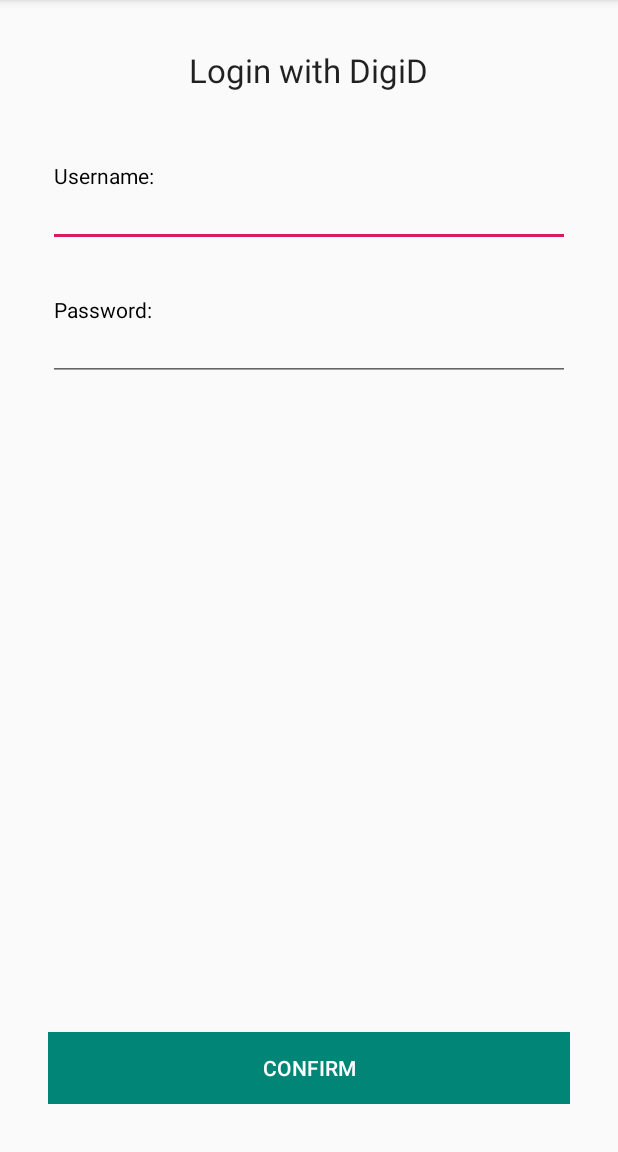
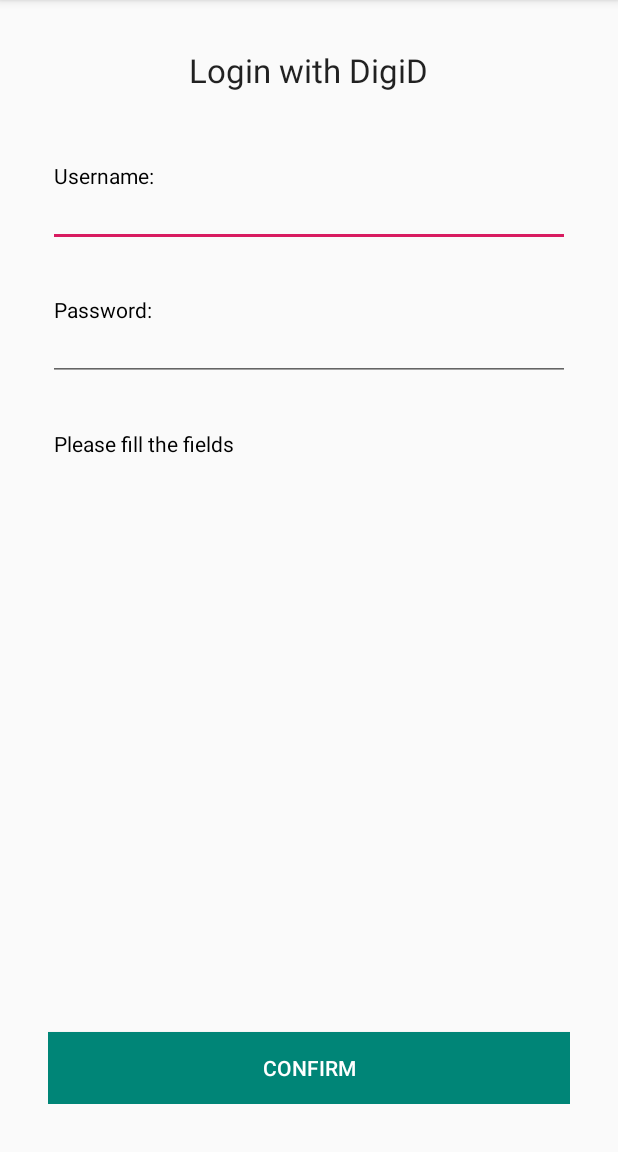
Before and after one commit to bartvs98/StudieLinkProject, an Android app: the screen it shows after launch (RegisterActivity), after a tap on "CONFIRM", on a phone screen of 412 x 824 dp, the part 84-1236 px from its top. Run offline under Robolectric (Android 15) with nearby library versions, the phone set to English and light mode, and no system bars.

Commit message:
Display msg when fields empty

```diff
--- a/app/src/main/java/com/studielink/trustchain/Main/RegisterActivity.java
+++ b/app/src/main/java/com/studielink/trustchain/Main/RegisterActivity.java
@@ -51,7 +51,7 @@ public class RegisterActivity extends AppCompatActivity {
 
         userMsg = findViewById(R.id.userMsg);
 
-        if (!username.matches("")) {
+        if (!username.matches("") && !password.matches("")) {
             digiDMockService = new DigiDMockService(this);
 
             if (digiDMockService.checkExsitance(username, password)) {
@@ -67,6 +67,8 @@ public class RegisterActivity extends AppCompatActivity {
             } else {
                 userMsg.setText("Credentials incorrect.");
             }
+        } else {
+            userMsg.setText("Please fill the fields");
         }
     }
 }
```
